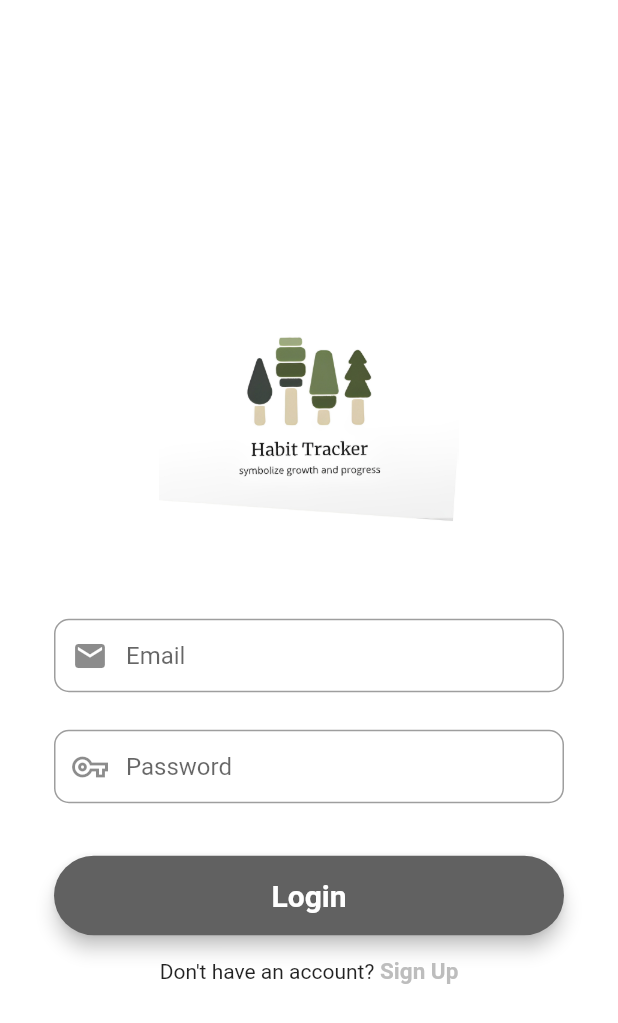
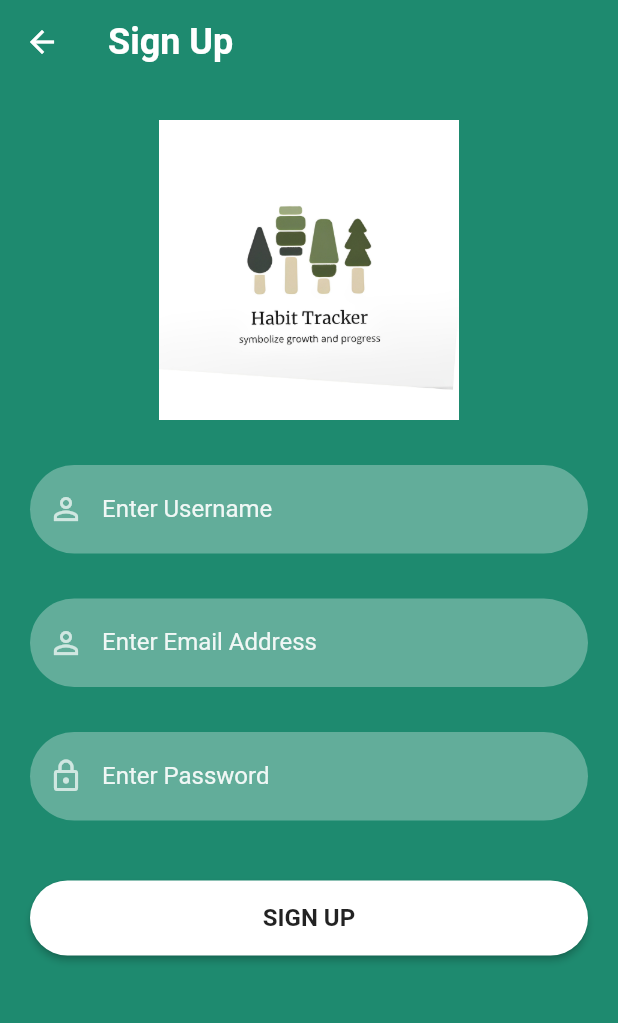
Before and after one commit to Legend-03/the_project, a Flutter app: the screen it shows after launch, after a tap on "Sign Up", on a phone screen of 412 x 824 dp. Shown: the top 1023 px of the screen. Run offline on Flutter 3.47's test engine with Material 2 defaults, Android fonts, the phone set to English and light mode, and no system bars; our stand-ins replace firebase_auth, firebase_core, percent_indicator; accounts and stored records are empty.

Commit message:
draft commit

```diff
--- /dev/null
+++ b/lib/components/resuable_widgets.dart
@@ -0,0 +1,69 @@
+import 'package:flutter/material.dart';
+import 'package:pages/screens/login_page.dart';
+
+TextField reusableTextField(String text, IconData icon, bool isPasswordType,
+    TextEditingController controller) {
+
+  return TextField(
+    controller: controller,
+    obscureText: isPasswordType,
+    enableSuggestions: !isPasswordType,
+    autocorrect: !isPasswordType,
+    cursorColor: Colors.white,
+    style: TextStyle(color: Colors.white.withOpacity(0.9)),
+    decoration: InputDecoration(
+      prefixIcon: Icon(
+        icon,
+        color: Colors.white70,
+      ),
+      labelText: text,
+      labelStyle: TextStyle(color: Colors.white.withOpacity(0.9)),
+      filled: true,
+      fillColor: Colors.white.withOpacity(0.3),
+      border: OutlineInputBorder(
+          borderRadius: BorderRadius.circular(30.0),
+          borderSide: const BorderSide(width: 0, style: BorderStyle.none)),
+    ),
+    keyboardType: isPasswordType
+        ? TextInputType.visiblePassword
+        : TextInputType.emailAddress,
+  );
+}
+
+Container SignInSignUpButton(
+    BuildContext context, bool IsLogin, Function OnTap) {
+  return Container(
+      width: MediaQuery.of(context).size.width,
+      height: 50,
+      margin: const EdgeInsets.fromLTRB(0, 10, 0, 20),
+      decoration: BoxDecoration(borderRadius: BorderRadius.circular(90)),
+      child: ElevatedButton(
+        onPressed: () {
+
+            // signUp(TextEditingController().text, TextEditingController().text);
+
+          // onTap: () {
+                              Navigator.push(
+                                  context,
+                                  MaterialPageRoute(
+                                      builder: (context) =>
+                                          LoginPage()));
+                            // },
+        },
+        style: ButtonStyle(
+            backgroundColor: MaterialStateProperty.resolveWith((states) {
+              if (states.contains(MaterialState.pressed)) {
+                return Colors.black26;
+              }
+              return Colors.white;
+            }),
+            shape: MaterialStateProperty.all<RoundedRectangleBorder>(
+                RoundedRectangleBorder(
+                    borderRadius: BorderRadius.circular(30)))),
+        child: Text(
+          IsLogin ? 'LOG IN' : 'SIGN UP',
+          style: const TextStyle(
+              color: Colors.black87, fontWeight: FontWeight.bold, fontSize: 16),
+        ),
+      ));
+}
--- a/lib/main.dart
+++ b/lib/main.dart
@@ -2,8 +2,11 @@ import 'package:flutter/material.dart';
 import 'package:pages/home_page.dart';
 import 'package:firebase_core/firebase_core.dart';
 import 'package:pages/screens/login_page.dart';
+import 'package:firebase_auth/firebase_auth.dart';
+
 
 void main() {
+  //  Firebase.initializeApp()
   // runApp(const MyApp());
   runApp(const MainPage());
 }
@@ -13,7 +16,7 @@ void main() {
 
 //   @override
 //   Widget build(BuildContext context) {
-//     return const MaterialApp(
+//     return const MaterialApp(,
 //       debugShowCheckedModeBanner: false,
 //       home: HomePage(),
 //     );
@@ -25,9 +28,21 @@ class MainPage extends StatelessWidget{
 
   @override
   Widget build(BuildContext context){
+    // Map<int, Color> colorCodes = {
+    //   50: Color.fromARGB(255,30,138,111),
+    // };
+    // MaterialColor color = new MaterialColor(0xFF93cd48, colorCodes);
 
     return MaterialApp(
-      home: LoginPage()
+      debugShowCheckedModeBanner: false,
+      theme: ThemeData(
+      primarySwatch: Colors.green,),
+
+      home:  LoginPage(),
+
+      // color: Color.fromARGB(255,30,138,111),
+      // Color.fromARGB(255, 30, 138, 111))
+
 
     );
   }
--- a/lib/screens/login_page.dart
+++ b/lib/screens/login_page.dart
@@ -1,6 +1,9 @@
-import 'dart:html';
+import 'package:flutter/material.dart';
+import 'package:pages/screens/registration_part.dart';
+import 'package:firebase_auth/firebase_auth.dart';
 
-import 'package:flutter/material.dart';
+import 'home_screen.dart';
+
 
 class LoginPage extends StatefulWidget {
   const LoginPage({Key? key}) : super(key: key);
@@ -21,6 +24,8 @@ class _LoginPageState extends State<LoginPage> {
   Widget build(BuildContext context) {
     //-----Email field------
     final emailField = TextFormField(
+
+
       autofocus: false,
       // Controller: give control to the parent widget over its child state
       controller: emailController,
@@ -33,11 +38,17 @@ class _LoginPageState extends State<LoginPage> {
       },
       // Option for clicking next
       textInputAction: TextInputAction.next,
+
       decoration: InputDecoration(
+        filled: true, //<-- SEE HERE
+        fillColor: Colors.white,
         // Icon before the text in the TextFormField
         prefixIcon: Icon(Icons.mail),
         contentPadding: EdgeInsets.fromLTRB(20, 15, 20, 15),
-        hintText: "Email",
+        labelText: "Email",
+        labelStyle: TextStyle(
+          color: Colors.black87,  //<-- SEE HERE  fontWeight: FontWeight.bold
+        ),
         border: OutlineInputBorder(borderRadius: BorderRadius.circular(10)),
       ),
     );
@@ -54,9 +65,11 @@ class _LoginPageState extends State<LoginPage> {
       // Option for clicking next
       textInputAction: TextInputAction.done,
       decoration: InputDecoration(
+        filled: true, //<-- SEE HERE
+        fillColor: Colors.white,
         prefixIcon: Icon(Icons.vpn_key_outlined),
         contentPadding: EdgeInsets.fromLTRB(20, 15, 20, 15),
-        hintText: "Password",
+        labelText: "Password",
         border: OutlineInputBorder(borderRadius: BorderRadius.circular(10)),
       ),
     );
@@ -68,21 +81,27 @@ class _LoginPageState extends State<LoginPage> {
         child: MaterialButton(
           padding: EdgeInsets.fromLTRB(20, 15, 20, 15),
           minWidth: MediaQuery.of(context).size.width,
-          onPressed: () {},
+          onPressed: () {
+            Navigator.push(
+              context, MaterialPageRoute(builder: (context)=> HomeScreen()));
+          },
           child: Text(
             "Login",
             textAlign: TextAlign.center,
             style: TextStyle(
                 fontSize: 20, color: Colors.white, fontWeight: FontWeight.bold),
           ),
-        ));
+        )
+      );
+
 
     return Scaffold(
-        backgroundColor: Colors.white,
+
+        backgroundColor: Color.fromARGB(255, 30, 138, 111),
         body: Center(
             child: SingleChildScrollView(
           child: Container(
-            color: Colors.white,
+            color: Color.fromARGB(255, 30, 138, 111),
             child: Padding(
               padding: const EdgeInsets.all(36.0),
               child: Form(
@@ -111,7 +130,9 @@ class _LoginPageState extends State<LoginPage> {
                       children: <Widget>[
                         Text("Don't have an account?"),
                         GestureDetector(
-                          onTap: (){},
+                          onTap: (){
+                            Navigator.push(context, MaterialPageRoute(builder: ((context) => SignUpScreen())));
+                          },
                           child: Text(" Sign Up", style: TextStyle(
                             color: Colors.grey[400],
                             fontWeight: FontWeight.bold, fontSize: 15),
--- a/lib/screens/registration_part.dart
+++ b/lib/screens/registration_part.dart
@@ -0,0 +1,89 @@
+// import 'package:firebase_auth/firebase_auth.dart';
+import 'package:firebase_auth/firebase_auth.dart';
+import 'package:flutter/material.dart';
+
+
+import '../components/resuable_widgets.dart';
+import '../home_page.dart';
+// import 'home_page.dart';
+
+class SignUpScreen extends StatefulWidget {
+  const SignUpScreen({super.key});
+
+  @override
+  State<SignUpScreen> createState() => _SignUpScreenState();
+}
+
+class _SignUpScreenState extends State<SignUpScreen> {
+  TextEditingController _passwordTextController = TextEditingController();
+  TextEditingController _emailTextController = TextEditingController();
+  TextEditingController _usernameTextController = TextEditingController();
+  @override
+  Widget build(BuildContext context) {
+    return Scaffold(
+      extendBodyBehindAppBar: true,
+      appBar: AppBar(
+        backgroundColor: Colors.transparent,
+        elevation: 0,
+        title: const Text(
+          "Sign Up",
+          style: TextStyle(fontSize: 24, fontWeight: FontWeight.bold),
+        ),
+      ),
+      body: Container(
+        width: MediaQuery.of(context).size.width,
+        height: MediaQuery.of(context).size.height,
+
+        decoration: const BoxDecoration(color: Color.fromARGB(255, 30, 138, 111),
+        ),
+        child: SingleChildScrollView(
+          child: Padding(
+            padding: EdgeInsets.fromLTRB(20, 80, 20, 0),
+            child: Column(
+              children: <Widget> [
+                SizedBox(
+                        height: 200,
+                        child: Image.asset(
+                          'assets/images/app_logo.png',
+                          fit: BoxFit.contain,
+                        )),
+                const SizedBox(
+                  height: 30,
+                ),
+                reusableTextField("Enter Username", Icons.person_outline, false, _usernameTextController),
+                const SizedBox(
+                  height: 30,
+                ),
+                reusableTextField("Enter Email Address", Icons.person_outline, false, _emailTextController),
+                const SizedBox(
+                  height: 30,
+                ),
+                reusableTextField("Enter Password", Icons.lock_outlined, true, _passwordTextController),
+                const SizedBox(
+                  height: 30,
+                ),
+                SignInSignUpButton(context, false, (){
+                  FirebaseAuth.instance.createUserWithEmailAndPassword(
+                    email: _emailTextController.text,
+                    password: _passwordTextController.text)
+                  .then((value)
+                  {
+                    print("Created New Account Successfully!");
+                    Navigator.push(context,
+                  MaterialPageRoute(builder: (context) => const HomePage()
+                          )
+                        );
+                      }
+                    ).onError((error, stackTrace) {
+                      print("Error${error.toString()}");
+                    });
+                  }
+                )
+              ]
+            ),
+          ),
+        ),
+      )
+    );
+  }
+}
--- a/pubspec.yaml
+++ b/pubspec.yaml
@@ -39,6 +39,12 @@ dependencies:
   # The following adds the Cupertino Icons font to your application.
   # Use with the CupertinoIcons class for iOS style icons.
   cupertino_icons: ^1.0.2
+
+  #Firebase auth
+  firebase_auth: ^4.2.9
+
+  #Firebase Core
+  firebase_core: ^2.7.0
 
 dev_dependencies:
   flutter_test:
```
Also changed, not shown: lib/screens/home_screen.dart (added, +53 -0 lines), pubspec.lock, 3 other files.
